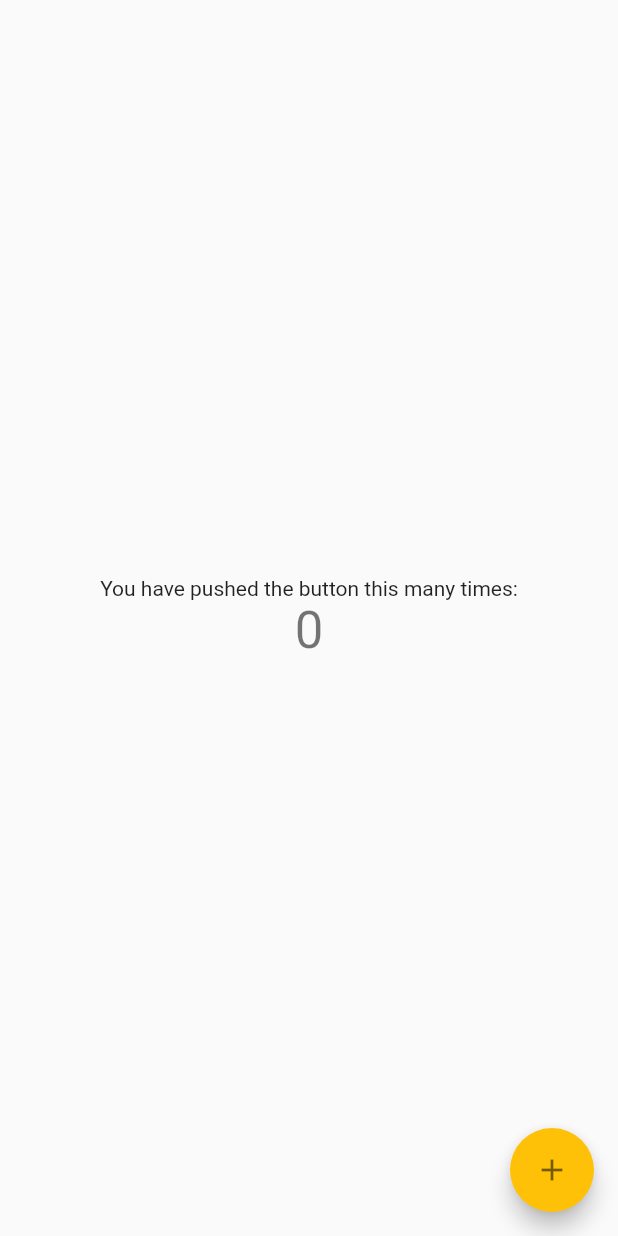
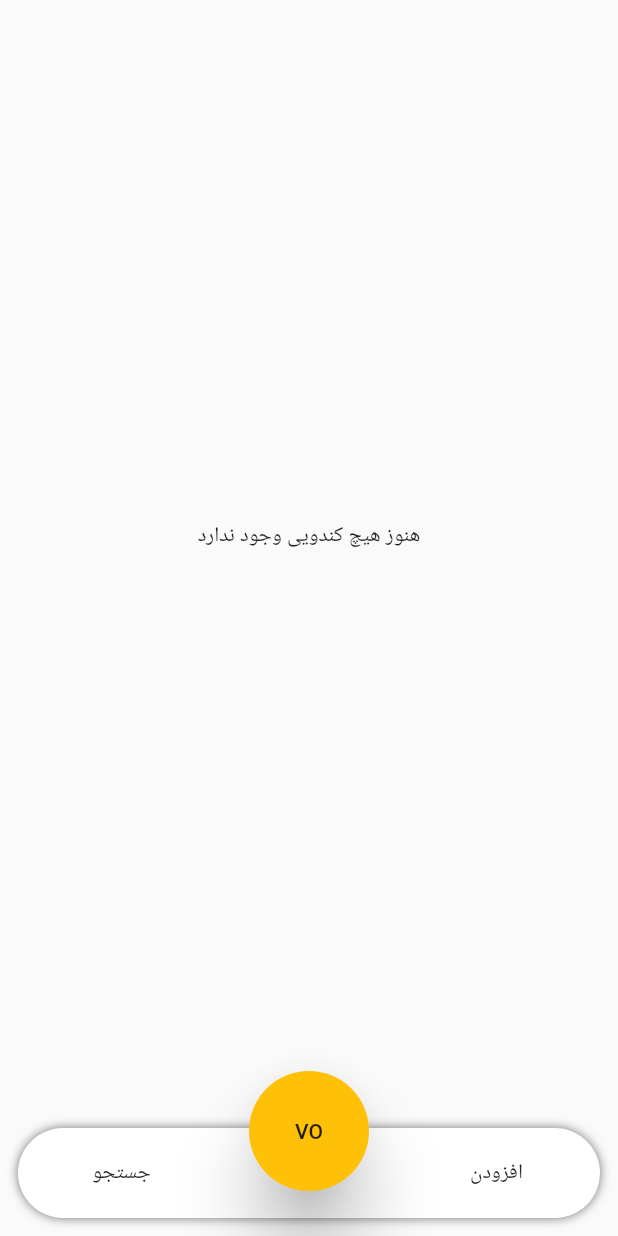
Before and after one commit to pashaamiriali/lever, a Flutter app: the screen it shows after launch, on a phone screen of 412 x 824 dp. Run offline on Flutter 3.47's test engine with Material 2 defaults, Android fonts, the phone set to English and light mode, and no system bars; our stand-ins replace sqflite; accounts and stored records are empty.

Commit message:
fetch and show hives functionality completed. bottom navigation bar added.

```diff
--- /dev/null
+++ b/lib/features/hive_management/domain/usecases/usecases.dart
@@ -0,0 +1,2 @@
+export 'add_hive_cmnd.dart';
+export 'fetch_hives_cmnd.dart';
--- /dev/null
+++ b/lib/features/home_screen/components/home_components.dart
@@ -0,0 +1,142 @@
+import 'dart:io';
+
+import 'package:flutter/material.dart';
+import 'package:flutter/widgets.dart';
+import 'package:lever/features/hive_management/domain/entities/entities.dart';
+import 'package:lever/features/home_screen/logic/home_screen_model.dart';
+
+class HomeHivesList extends StatelessWidget {
+  final HomeScreenModel model;
+  const HomeHivesList({Key key, this.model}) : super(key: key);
+
+  @override
+  Widget build(BuildContext context) {
+    return FutureBuilder<List<Hive>>(
+        future: model.hives,
+        builder: (context, snapshot) {
+          Widget _child = CircularProgressIndicator();
+          if (snapshot.hasData) {
+            if (snapshot.data.length == 0) {
+              _child = Center(child: Text('هنوز هیچ کندویی وجود ندارد'));
+            } else {
+              List<Hive> _hives = snapshot.data;
+              _child = ListView.builder(
+                  itemCount: _hives.length,
+                  itemBuilder: (context, index) {
+                    var hive = _hives[index];
+                    return Container(
+                      decoration: BoxDecoration(
+                        border: Border.all(
+                          color: Theme.of(context).colorScheme.onBackground,
+                          width: 1,
+                          style: BorderStyle.solid,
+                        ),
+                        borderRadius: BorderRadius.circular(23),
+                        color: Colors.transparent,
+                      ),
+                      child: Row(
+                        children: [
+                          Column(
+                            children: [
+                              Text('وضعیت:' + hive.populationInfo.status),
+                              Text('آخرین بازدید:' +
+                                  hive.visits.first.date.toString())
+                            ],
+                          ),
+                          Text(
+                            hive.number.toString(),
+                            style: Theme.of(context).textTheme.headline4,
+                          ),
+                          hive.picture != null
+                              ? Container(
+                                  decoration: BoxDecoration(
+                                      borderRadius: BorderRadius.circular(55),
+                                      image: DecorationImage(
+                                          image:
+                                              FileImage(File(hive.picture)))))
+                              : Container(
+                                  decoration: BoxDecoration(
+                                    borderRadius: BorderRadius.circular(55),
+                                  ),
+                                  child: Center(
+                                    child: Text('N/A'),
+                                  ),
+                                ),
+                        ],
+                      ),
+                    );
+                  });
+            }
+          } else if (snapshot.hasError) {
+            print(snapshot.error);
+            _child = Center(
+              child: Text('خطا در بارگذاری'),
+            );
+          }
+          return _child;
+        });
+  }
+}
+
+class HomeBottomNavigationBar extends StatelessWidget {
+  const HomeBottomNavigationBar({
+    Key key,
+  }) : super(key: key);
+
+  @override
+  Widget build(BuildContext context) {
+    return Stack(
+      alignment: Alignment.bottomCenter,
+      children: [
+        Padding(
+          padding: const EdgeInsets.all(12.0),
+          child: Container(
+            height: 60,
+            padding: EdgeInsets.symmetric(horizontal: 25),
+            decoration: BoxDecoration(
+                borderRadius: BorderRadius.circular(500),
+                color: Theme.of(context).colorScheme.background,
+                boxShadow: [
+                  BoxShadow(
+                      color: Theme.of(context).colorScheme.onBackground,
+                      blurRadius: 5)
+                ]),
+            child: Row(
+              mainAxisAlignment: MainAxisAlignment.spaceBetween,
+              children: [
+                MaterialButton(
+                  shape: StadiumBorder(),
+                  color: Theme.of(context).colorScheme.background,
+                  elevation: 0,
+                  highlightElevation: 0,
+                  onPressed: () {},
+                  child: Text('جستجو'),
+                ),
+                MaterialButton(
+                  shape: StadiumBorder(),
+                  color: Theme.of(context).colorScheme.background,
+                  elevation: 0,
+                  highlightElevation: 0,
+                  onPressed: () {},
+                  child: Text('افزودن'),
+                ),
+              ],
+            ),
+          ),
+        ),
+        Container(
+          height: 80,
+          width: 80,
+          margin: EdgeInsets.only(bottom: 30),
+          child: MaterialButton(
+            onPressed: () {},
+            color: Colors.amber,
+            elevation: 20,
+            shape: StadiumBorder(),
+            child: Center(child: Text('VO')),
+          ),
+        ),
+      ],
+    );
+  }
+}
--- a/lib/features/home_screen/home_screen.dart
+++ b/lib/features/home_screen/home_screen.dart
@@ -0,0 +1,36 @@
+import 'package:flutter/material.dart';
+import 'package:lever/core/dependency_management/injection/InjectorProvider.dart';
+import 'package:lever/features/home_screen/logic/home_screen_model.dart';
+import 'package:provider/provider.dart';
+
+import 'components/home_components.dart';
+
+class HomeScreen extends StatefulWidget {
+  const HomeScreen({Key key}) : super(key: key);
+
+  @override
+  _HomeScreenState createState() => _HomeScreenState();
+}
+
+class _HomeScreenState extends State<HomeScreen> {
+  var _injector;
+  @override
+  Widget build(BuildContext context) {
+    _injector = InjectorProvider.of(context).injector;
+    return ChangeNotifierProvider<HomeScreenModel>(
+      create: (context) => HomeScreenModel(
+        _injector.getFetchHivesCmnd,
+        _injector.getAddHiveCmnd,
+      ),
+      child: Scaffold(
+        body: Container(
+          child: Consumer<HomeScreenModel>(
+              builder: (__, HomeScreenModel model, _) => HomeHivesList(
+                    model: model,
+                  )),
+        ),
+        bottomNavigationBar: HomeBottomNavigationBar(),
+      ),
+    );
+  }
+}
--- /dev/null
+++ b/lib/features/home_screen/logic/home_screen_model.dart
@@ -0,0 +1,32 @@
+import 'package:flutter/cupertino.dart';
+import 'package:lever/features/hive_management/domain/entities/entities.dart';
+import 'package:lever/features/hive_management/domain/usecases/add_hive_cmnd.dart';
+import 'package:lever/features/hive_management/domain/usecases/fetch_hives_cmnd.dart';
+
+class HomeScreenModel with ChangeNotifier {
+  final FetchHivesCmnd _fetchHivesCmnd;
+  final AddHiveCmnd _addHiveCmnd;
+  HomeScreenModel(this._fetchHivesCmnd, this._addHiveCmnd);
+
+  List<Hive> _hives;
+
+  Future<List<Hive>> get hives async {
+    if (this._hives != null) return this._hives;
+    this._hives = await this._fetchHivesCmnd.execute(null);
+    return this._hives;
+  }
+
+  Future addHive(
+      Hive hive, PopulationInfo populationInfo, QueenInfo queenInfo) async {
+    var savedHive = await this._addHiveCmnd.execute({
+      'hive': hive,
+      'population_info': populationInfo,
+      'queen_info': queenInfo
+    });
+    if (this._hives == null)
+      this._hives = [savedHive];
+    else
+      this._hives.add(savedHive);
+    notifyListeners();
+  }
+}
--- a/lib/main.dart
+++ b/lib/main.dart
@@ -1,6 +1,7 @@
 import 'package:flutter/material.dart';
 import 'package:lever/core/dependency_management/injection/InjectorProvider.dart';
 import 'package:lever/core/dependency_management/injection/injector.dart';
+import 'package:lever/features/home_screen/home_screen.dart';
 
 void main() async {
   WidgetsFlutterBinding.ensureInitialized();
@@ -40,51 +41,8 @@ class MyApp extends StatelessWidget {
             onError: Colors.white,
           ),
         ),
-        home: MyHomePage(title: 'Flutter Demo Home Page'),
+        routes: {'/': (BuildContext context) => HomeScreen()},
       ),
     );
   }
 }
-
-class MyHomePage extends StatefulWidget {
-  MyHomePage({Key key, this.title}) : super(key: key);
-  final String title;
-
-  @override
-  _MyHomePageState createState() => _MyHomePageState();
-}
-
-class _MyHomePageState extends State<MyHomePage> {
-  int _counter = 0;
-
-  void _incrementCounter() {
-    setState(() {
-      _counter++;
-    });
-  }
-
-  @override
-  Widget build(BuildContext context) {
-    return Scaffold(
-      body: Center(
-        child: Column(
-          mainAxisAlignment: MainAxisAlignment.center,
-          children: <Widget>[
-            Text(
-              'You have pushed the button this many times:',
-            ),
-            Text(
-              '$_counter',
-              style: Theme.of(context).textTheme.headline4,
-            ),
-          ],
-        ),
-      ),
-      floatingActionButton: FloatingActionButton(
-        onPressed: _incrementCounter,
-        tooltip: 'Increment',
-        child: Icon(Icons.add),
-      ),
-    );
-  }
-}
--- a/pubspec.yaml
+++ b/pubspec.yaml
@@ -28,6 +28,7 @@ dependencies:
   uuid: ^3.0.4
   path: ^1.8.0
   provider: ^5.0.0
+  path_provider: ^2.0.2
 
 
   # The following adds the Cupertino Icons font to your application.
```
Also changed, not shown: lib/core/dependency_management/injection/injector.dart (+7 -4 lines), lib/features/hive_management/domain/usecases/fetch_hive.dart (deleted), lib/features/hive_management/domain/usecases/fetch_hive_cmnd.dart (added), pubspec.lock, 2 other files.
